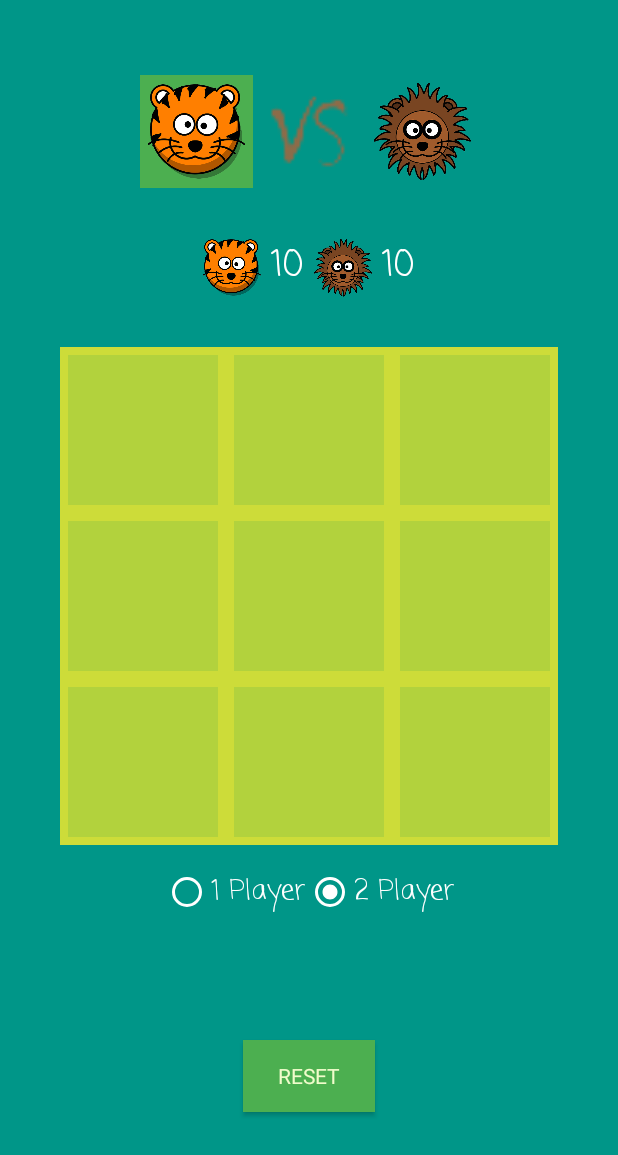
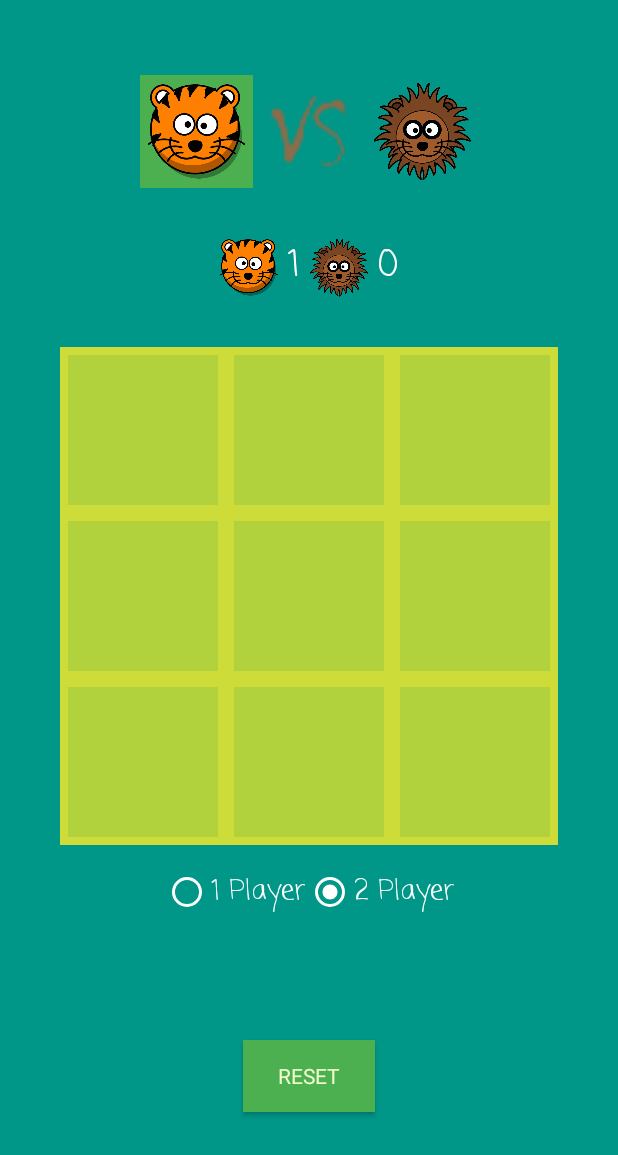
Before and after one commit to thisisfaisalhere/LionTiger, an Android app: the screen it shows after launch (MainActivity), after a tap on "RESET", on a phone screen of 412 x 824 dp. Shown: the top 1155 px of the screen. Run offline under Robolectric (Android 15) with nearby library versions, the phone set to English and light mode, and no system bars; our stand-ins replace data binding; libraries missing offline, so code that uses them is left out: com.parse, es.dmoral.toasty, libs.mjn.prettydialog; 1 statement that could not run was skipped.

Commit message:
intermediate commit

```diff
--- a/app/src/main/java/com/virusX/lionOrTiger/GameMechanics.java
+++ b/app/src/main/java/com/virusX/lionOrTiger/GameMechanics.java
@@ -1,12 +1,10 @@
 package com.virusX.lionOrTiger;
 
+import android.annotation.SuppressLint;
 import android.content.Context;
 import android.widget.ImageView;
-
 import androidx.core.content.ContextCompat;
-
 import com.virusX.lionOrTiger.databinding.ActivityMainBinding;
-
 import es.dmoral.toasty.Toasty;
 import libs.mjn.prettydialog.PrettyDialog;
 import libs.mjn.prettydialog.PrettyDialogCallback;
@@ -16,8 +14,8 @@ class GameMechanics {
     private ActivityMainBinding binding;
     private Context context;
     private Board board;
-    private boolean gameOver;
-    private int tag, firstPlayerImg, secondPlayerImg;
+    private boolean isGameOver, isOnePlayerGame;
+    private int tag, firstPlayerImg, secondPlayerImg, playerOneScore, playerTwoScore, strength;
     private Board.Player winnerPlayer;
 
     GameMechanics(ActivityMainBinding binding, Context context) {
@@ -27,16 +25,12 @@ class GameMechanics {
         board.setCurrentPlayer(Board.Player.ONE);
         board.notTappedInitializer();
         board.playerChoicesInitializer();
-        firstPlayerImg = R.drawable.tiger;
-        secondPlayerImg = R.drawable.lion;
-        binding.firstPlayerImg.setBackgroundColor(ContextCompat
-                .getColor(context, R.color.imageBackgroundColor));
-        binding.secondPlayerImg.setBackgroundColor(ContextCompat
-                .getColor(context, R.color.rootLayoutColor));
     }
 
-    void run(ImageView tappedImgView) {
-        if (!gameOver) {
+    void run(ImageView tappedImgView, boolean isOnePlayerGame, int strength) {
+        this.isOnePlayerGame = isOnePlayerGame;
+        this.strength = strength;
+        if (!isGameOver) {
             tag = Integer.parseInt(tappedImgView.getTag().toString());
             if (board.getNotTapped(tag - 1)) {
                 board.setPlayerChoice(board.getCurrentPlayer(), tag - 1);
@@ -66,7 +60,7 @@ class GameMechanics {
                     message = "Tiger is our Winner";
                 }
                 showMessage(winner, message);
-                gameOver = true;
+                isGameOver = true;
                 break;
             }
         }
@@ -83,6 +77,12 @@ class GameMechanics {
                     .getColor(context, R.color.rootLayoutColor));
             binding.secondPlayerImg.setBackgroundColor(ContextCompat
                     .getColor(context, R.color.imageBackgroundColor));
+            if(isOnePlayerGame) {
+                AIPlays aiPlays = new AIPlays();
+                if(board.getNotTapped(aiPlays.getLocation(strength))) {
+                    setImage(tappedImg); //todo fix this
+                }
+            }
         } else if(board.getCurrentPlayer() == Board.Player.TWO) {
             img = secondPlayerImg;
             board.setCurrentPlayer(Board.Player.ONE);
@@ -115,6 +115,7 @@ class GameMechanics {
                 ).show();
     }
 
+    @SuppressLint("SetTextI18n")
     void resetTheGame() {
         for(int i = 0; i < binding.grid.getChildCount(); i++) {
             ImageView imageView = (ImageView) binding.grid.getChildAt(i);
@@ -123,15 +124,44 @@ class GameMechanics {
         }
         board.playerChoicesInitializer();
         board.notTappedInitializer();
-        gameOver = false;
+        isGameOver = false;
         if(winnerPlayer == Board.Player.TWO) {
             board.setCurrentPlayer(Board.Player.TWO);
             binding.firstPlayerImg.setBackgroundColor(ContextCompat.getColor(context, R.color.rootLayoutColor));
             binding.secondPlayerImg.setBackgroundColor(ContextCompat.getColor(context, R.color.imageBackgroundColor));
+            playerTwoScore++;
         } else {
             board.setCurrentPlayer(Board.Player.ONE);
             binding.secondPlayerImg.setBackgroundColor(ContextCompat.getColor(context, R.color.rootLayoutColor));
             binding.firstPlayerImg.setBackgroundColor(ContextCompat.getColor(context, R.color.imageBackgroundColor));
+            playerOneScore++;
         }
+        binding.scorePlayerOne.setText(Integer.toString(playerOneScore));
+        binding.scorePlayerTwo.setText(Integer.toString(playerTwoScore));
+    }
+
+    int getPlayerOneScore() {
+        return playerOneScore;
+    }
+
+    int getPlayerTwoScore() {
+        return playerTwoScore;
+    }
+
+    void setPlayerOneScore(int playerOneScore) {
+        this.playerOneScore = playerOneScore;
+    }
+
+    void setPlayerTwoScore(int playerTwoScore) {
+        this.playerTwoScore = playerTwoScore;
+    }
+
+    void setPlayerImg(int secondPlayerImg) {
+        this.firstPlayerImg = R.drawable.tiger;
+        this.secondPlayerImg = secondPlayerImg;
+        binding.firstPlayerImg.setBackgroundColor(ContextCompat
+                .getColor(context, R.color.imageBackgroundColor));
+        binding.secondPlayerImg.setBackgroundColor(ContextCompat
+                .getColor(context, R.color.rootLayoutColor));
     }
 }
--- a/app/src/main/java/com/virusX/lionOrTiger/MainActivity.java
+++ b/app/src/main/java/com/virusX/lionOrTiger/MainActivity.java
@@ -1,23 +1,38 @@
 package com.virusX.lionOrTiger;
 
-import androidx.appcompat.app.AppCompatActivity;
-import androidx.databinding.DataBindingUtil;
+import android.annotation.SuppressLint;
+import android.content.Context;
+import android.content.SharedPreferences;
 import android.os.Bundle;
 import android.view.View;
 import android.widget.ImageView;
 import android.widget.RadioGroup;
+
+import androidx.appcompat.app.AppCompatActivity;
+import androidx.databinding.DataBindingUtil;
+
 import com.virusX.lionOrTiger.databinding.ActivityMainBinding;
 
 public class MainActivity extends AppCompatActivity {
 
-    ActivityMainBinding binding;
+    private ActivityMainBinding binding;
     private int strength = 1;
     private GameMechanics gameMechanics;
+    private SharedPreferences sharedPreferences;
+    private static final String prefName = "scores";
+    private static final String PLAYER_ONE_SCORE_PVP = "playerOneScorePvP";
+    private static final String PLAYER_TWO_SCORE_PVP = "playerTwoScorePvP";
+    private static final String PLAYER_ONE_SCORE_PVA = "playerOneScorePvA";
+    private static final String PLAYER_TWO_SCORE_PVA = "playerTwoScorePvA";
+    private int playerOneScorePvP, playerTwoScorePvP, playerOneScorePvA, playerTwoScorePvA;
+    private boolean isOnePlayerGame;
 
     @Override
     protected void onCreate(Bundle savedInstanceState) {
         super.onCreate(savedInstanceState);
         binding = DataBindingUtil.setContentView(this, R.layout.activity_main);
+
+        sharedPreferences = getSharedPreferences(prefName, MODE_PRIVATE);
 
         binding.gameTypeRGrp.setOnCheckedChangeListener(new RadioGroup.OnCheckedChangeListener() {
             @Override
@@ -25,14 +40,11 @@ public class MainActivity extends AppCompatActivity {
                 switch (checkedId) {
                     case R.id.onePlayerRBtn:
                         binding.gameStrengthRGrp.setVisibility(View.VISIBLE);
-                        binding.firstPlayerImg.setImageResource(R.drawable.tiger);
-                        binding.playerOneImg.setImageResource(R.drawable.tiger);
-                        binding.secondPlayerImg.setImageResource(R.drawable.android);
-                        binding.playerTwoImg.setImageResource(R.drawable.android);
+                        initOnePlayerGame();
                         break;
                     case R.id.twoPlayerRBtn:
                         binding.gameStrengthRGrp.setVisibility(View.GONE);
-                        setImage();
+                        initTwoPlayerGame();
                         break;
                     default:
                         break;
@@ -59,10 +71,6 @@ public class MainActivity extends AppCompatActivity {
             }
         });
 
-        if(binding.twoPlayerRBtn.isChecked()) {
-            setImage();
-        }
-
         binding.resetBtn.setOnClickListener(new View.OnClickListener() {
             @Override
             public void onClick(View v) {
@@ -71,30 +79,75 @@ public class MainActivity extends AppCompatActivity {
         });
 
         gameMechanics = new GameMechanics(binding, this);
+
+        if(binding.twoPlayerRBtn.isChecked()) {
+            initTwoPlayerGame();
+        }
     }
 
-    private void setImage() {
+    public void tappedOnGrid(View tappedView) {
+        ImageView tappedImgView = (ImageView) tappedView;
+        gameMechanics.run(tappedImgView, isOnePlayerGame, strength);
+    }
+
+    @SuppressLint("SetTextI18n")
+    private void initOnePlayerGame() {
+        binding.firstPlayerImg.setImageResource(R.drawable.tiger);
+        binding.playerOneImg.setImageResource(R.drawable.tiger);
+        binding.secondPlayerImg.setImageResource(R.drawable.android);
+        binding.playerTwoImg.setImageResource(R.drawable.android);
+
+        playerOneScorePvA = sharedPreferences.getInt(PLAYER_ONE_SCORE_PVA, 0);
+        playerTwoScorePvA = sharedPreferences.getInt(PLAYER_TWO_SCORE_PVA, 0);
+
+        binding.scorePlayerOne.setText(Integer.toString(playerOneScorePvA));
+        binding.scorePlayerTwo.setText(Integer.toString(playerTwoScorePvA));
+
+        gameMechanics.setPlayerOneScore(playerOneScorePvA);
+        gameMechanics.setPlayerTwoScore(playerTwoScorePvA);
+
+        gameMechanics.setPlayerImg(R.drawable.android);
+
+        isOnePlayerGame = true;
+    }
+
+    @SuppressLint("SetTextI18n")
+    private void initTwoPlayerGame() {
         binding.firstPlayerImg.setImageResource(R.drawable.tiger);
         binding.playerOneImg.setImageResource(R.drawable.tiger);
         binding.secondPlayerImg.setImageResource(R.drawable.lion);
         binding.playerTwoImg.setImageResource(R.drawable.lion);
-    }
 
-    public void tappedOnGrid(View tappedView) {
-        ImageView tappedImgView = (ImageView) tappedView;
-        gameMechanics.run(tappedImgView);
+        playerOneScorePvP = sharedPreferences.getInt(PLAYER_ONE_SCORE_PVP, 0);
+        playerTwoScorePvP = sharedPreferences.getInt(PLAYER_TWO_SCORE_PVP, 0);
+
+        binding.scorePlayerOne.setText(Integer.toString(playerOneScorePvP));
+        binding.scorePlayerTwo.setText(Integer.toString(playerTwoScorePvP));
+
+        gameMechanics.setPlayerOneScore(playerOneScorePvP);
+        gameMechanics.setPlayerTwoScore(playerTwoScorePvP);
+
+        gameMechanics.setPlayerImg(R.drawable.lion);
+
+        isOnePlayerGame = false;
     }
 
     @Override
     protected void onPause() {
         super.onPause();
-        hideSystemUI();
-    }
+        sharedPreferences = getSharedPreferences(prefName, Context.MODE_PRIVATE);
+        SharedPreferences.Editor editor = sharedPreferences.edit();
 
-    @Override
-    protected void onStop() {
-        super.onStop();
-        gameMechanics.resetTheGame();
+        playerOneScorePvP = gameMechanics.getPlayerOneScore();
+        playerTwoScorePvP = gameMechanics.getPlayerTwoScore();
+
+        editor.putInt(PLAYER_ONE_SCORE_PVP, playerOneScorePvP);
+        editor.putInt(PLAYER_TWO_SCORE_PVP, playerTwoScorePvP);
+
+        editor.putInt(PLAYER_ONE_SCORE_PVA, playerOneScorePvA);
+        editor.putInt(PLAYER_TWO_SCORE_PVA, playerTwoScorePvA);
+
+        editor.apply();
     }
 
     @Override
--- a/app/src/main/res/layout/activity_main.xml
+++ b/app/src/main/res/layout/activity_main.xml
@@ -79,12 +79,11 @@
                 android:layout_height="wrap_content"
                 android:fontFamily="casual"
                 android:padding="3dp"
-                android:text="@string/playerOneScore"
                 android:textAlignment="center"
                 android:textColor="#fff"
                 android:textSize="24sp"
                 app:layout_column="2"
-                app:layout_row="0"/>
+                app:layout_row="0" />
 
             <ImageView
                 android:id="@+id/playerTwoImg"
@@ -107,7 +106,6 @@
                 android:layout_height="wrap_content"
                 android:fontFamily="casual"
                 android:padding="3dp"
-                android:text="@string/playerTwoScore"
                 android:textAlignment="center"
                 android:textColor="#fff"
                 android:textSize="24sp"
```
Also changed, not shown: app/src/main/java/com/virusX/lionOrTiger/AIPlays.java (added, +14 -0 lines).
